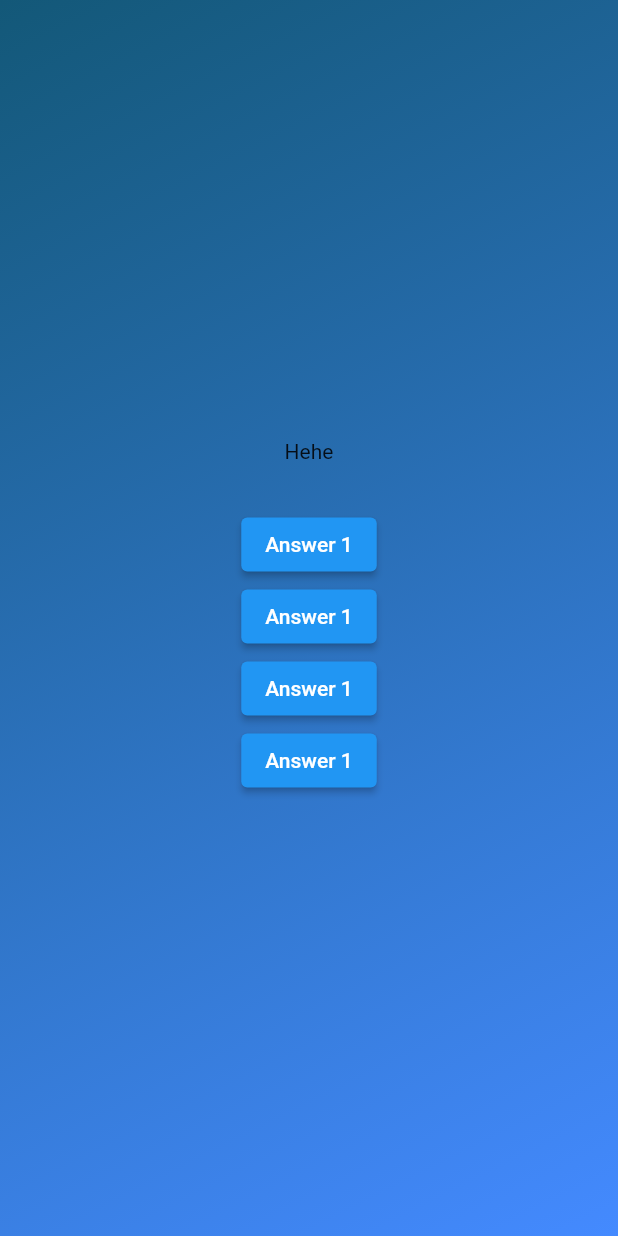
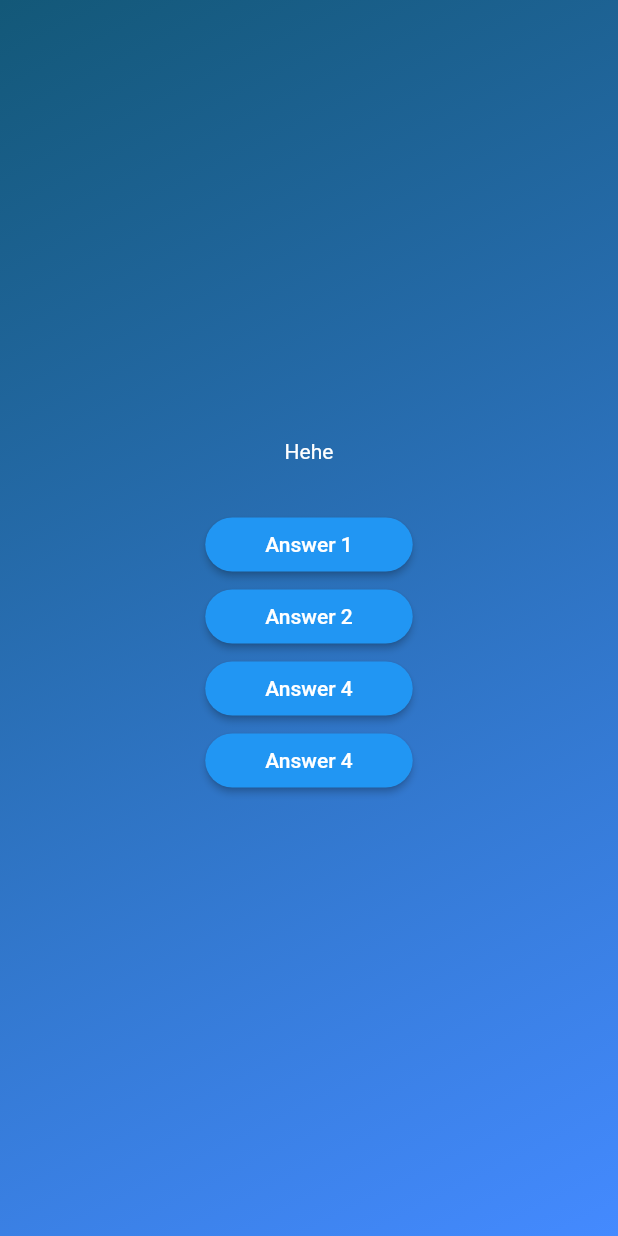
Before and after one commit to Xenovka/flutter_quizapp, a Flutter app: the screen it shows after launch, after a tap on "Start Quiz", on a phone screen of 412 x 824 dp. Run offline on Flutter 3.47's test engine with Material 2 defaults, Android fonts, the light colour scheme and no system bars.

Commit message:
create custom answer button widget

```diff
--- /dev/null
+++ b/lib/answer_button.dart
@@ -0,0 +1,25 @@
+import 'package:flutter/material.dart';
+
+class AnswerButton extends StatelessWidget {
+  const AnswerButton({
+    super.key,
+    required this.answerText,
+    required this.onPressed,
+  });
+
+  final String answerText;
+  final void Function() onPressed;
+
+  @override
+  Widget build(context) {
+    return ElevatedButton(
+        onPressed: onPressed,
+        style: ElevatedButton.styleFrom(
+          padding: const EdgeInsets.symmetric(horizontal: 40, vertical: 10),
+          foregroundColor: Colors.white,
+          shape:
+              RoundedRectangleBorder(borderRadius: BorderRadius.circular(40)),
+        ),
+        child: Text(answerText));
+  }
+}
--- a/lib/questions_screen.dart
+++ b/lib/questions_screen.dart
@@ -1,4 +1,5 @@
 import 'package:flutter/material.dart';
+import 'package:flutter_quizapp/answer_button.dart';
 
 class QuestionScreen extends StatefulWidget {
   const QuestionScreen({super.key});
@@ -17,12 +18,27 @@ class _QuestionScreenState extends State<QuestionScreen> {
       child: Column(
         mainAxisAlignment: MainAxisAlignment.center,
         children: [
-          const Text('Hehe'),
+          const Text(
+            'Hehe',
+            style: TextStyle(color: Colors.white),
+          ),
           const SizedBox(height: 30),
-          ElevatedButton(onPressed: () {}, child: const Text('Answer 1')),
-          ElevatedButton(onPressed: () {}, child: const Text('Answer 1')),
-          ElevatedButton(onPressed: () {}, child: const Text('Answer 1')),
-          ElevatedButton(onPressed: () {}, child: const Text('Answer 1')),
+          AnswerButton(
+            answerText: 'Answer 1',
+            onPressed: () {},
+          ),
+          AnswerButton(
+            answerText: 'Answer 2',
+            onPressed: () {},
+          ),
+          AnswerButton(
+            answerText: 'Answer 4',
+            onPressed: () {},
+          ),
+          AnswerButton(
+            answerText: 'Answer 4',
+            onPressed: () {},
+          ),
         ],
       ),
     );
```
